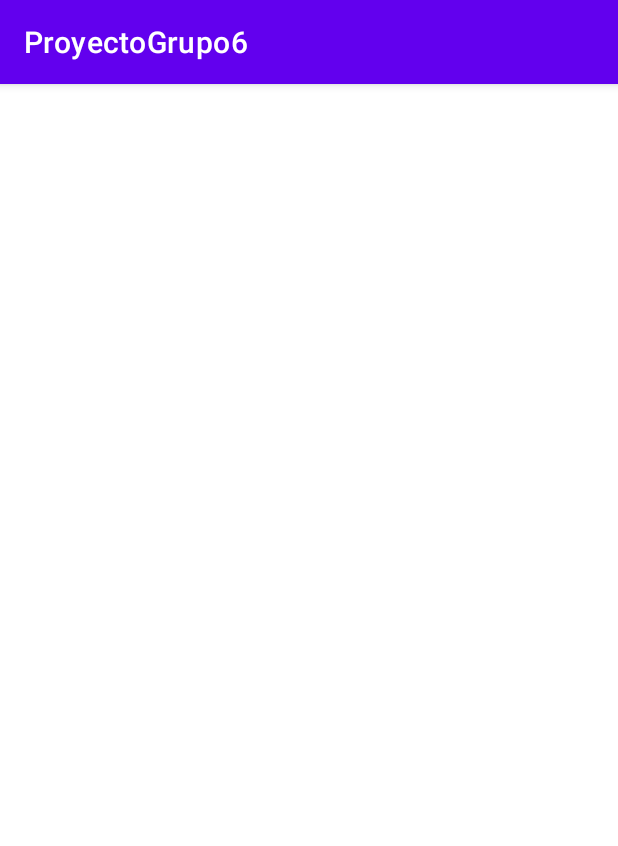
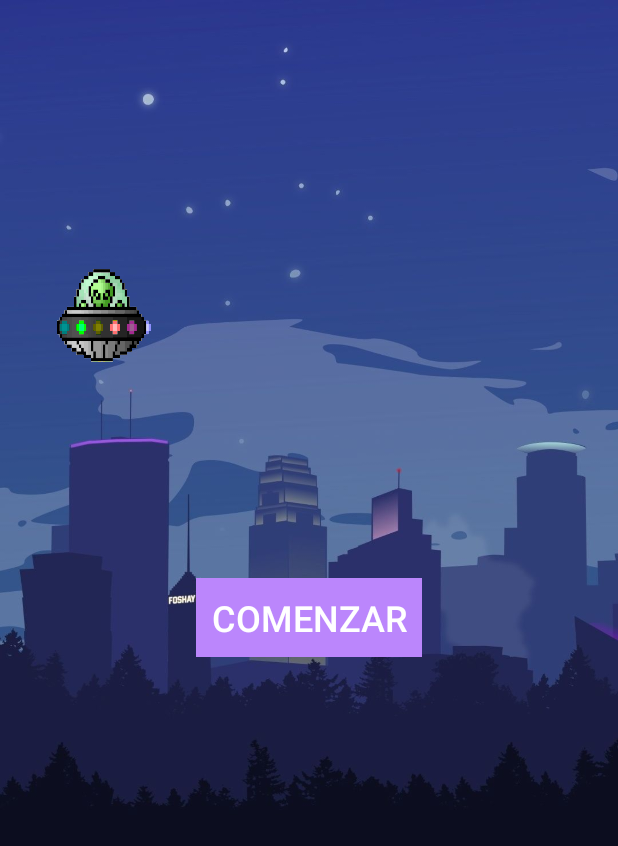
Before and after one commit to isinicolle/AndroidStudio_AppMiniGames, an Android app: the MainFlappy screen opened directly, with no data from a screen before it, on a phone screen of 412 x 824 dp. Shown: the top 846 px of the screen. Run offline under Robolectric (Android 15) with nearby library versions, the phone set to English and light mode, and no system bars.

Commit message:
Creación del flappyBird

```diff
--- a/ProyectoGrupo6/app/src/main/AndroidManifest.xml
+++ b/ProyectoGrupo6/app/src/main/AndroidManifest.xml
@@ -8,10 +8,10 @@
         android:label="@string/app_name"
         android:roundIcon="@mipmap/ic_launcher_round"
         android:supportsRtl="true"
-        android:theme="@style/Theme.ProyectoGrupo6">
+        android:theme="@style/Theme.AppCompat.NoActionBar">
         <activity
             android:name=".MainAhorcado"
-            android:exported="false" />
+            android:exported="true" />
         <activity
             android:name=".MainX0"
             android:exported="false" />
--- /dev/null
+++ b/ProyectoGrupo6/app/src/main/java/com/example/proyectogrupo6/BaseObject.java
@@ -0,0 +1,70 @@
+package com.example.proyectogrupo6;
+
+import android.graphics.Bitmap;
+import android.graphics.Rect;
+
+public class BaseObject {
+    protected float x, y;
+    protected int width, height;
+    protected Rect rect;
+    protected Bitmap bm;
+
+    public BaseObject(){
+
+    }
+
+    public BaseObject(float x, float y, int width, int height) {
+        this.x = x;
+        this.y = y;
+        this.width = width;
+        this.height = height;
+    }
+
+    public float getX() {
+        return x;
+    }
+
+    public void setX(float x) {
+        this.x = x;
+    }
+
+    public float getY() {
+        return y;
+    }
+
+    public void setY(float y) {
+        this.y = y;
+    }
+
+    public int getWidth() {
+        return width;
+    }
+
+    public void setWidth(int width) {
+        this.width = width;
+    }
+
+    public int getHeight() {
+        return height;
+    }
+
+    public void setHeight(int height) {
+        this.height = height;
+    }
+
+    public Bitmap getBm() {
+        return bm;
+    }
+
+    public void setBm(Bitmap bm) {
+        this.bm = bm;
+    }
+
+    public Rect getRect() {
+        return new Rect((int)this.x, (int)this.y, (int)this.x+this.width,(int)this.y+this.height);
+    }
+
+    public void setRect(Rect rect) {
+        this.rect = rect;
+    }
+}
--- /dev/null
+++ b/ProyectoGrupo6/app/src/main/java/com/example/proyectogrupo6/Bird.java
@@ -0,0 +1,84 @@
+package com.example.proyectogrupo6;
+
+import android.graphics.Bitmap;
+import android.graphics.Canvas;
+
+import java.util.ArrayList;
+
+public class Bird extends BaseObject{
+    private ArrayList<Bitmap> arrBms = new ArrayList<>();
+    private int count, vFlap, idCurrentBitmap;
+    private float drop;
+
+    public Bird(){
+        this.count = 0;
+        this.vFlap = 5;
+        this.idCurrentBitmap = 0;
+        this.drop = 0;
+    }
+
+    public void draw(Canvas canvas){
+        drop();
+        canvas.drawBitmap(this.getBm(), this.x, this.y, null);
+    }
+
+    public void drop(){
+        this.drop += 0.6;
+        this.y+=this.drop;
+    }
+
+    public ArrayList<Bitmap> getArrBms() {
+        return arrBms;
+    }
+
+    public void setArrBms(ArrayList<Bitmap> arrBms) {
+        this.arrBms = arrBms;
+        for (int i = 0; i < arrBms.size(); i++) {
+            this.arrBms.set(i, Bitmap.createScaledBitmap(this.arrBms.get(i), this.width, this.height, true));
+        }
+    }
+
+    @Override
+    public Bitmap getBm() {
+        count++;
+        if (this.count == this.vFlap){
+            for (int i = 0; i < arrBms.size(); i++){
+                if (i == arrBms.size()-1){
+                    this.idCurrentBitmap = 0;
+                    break;
+                }
+                else if(this.idCurrentBitmap == i){
+                    idCurrentBitmap = i+1;
+                    break;
+                }
+            }
+            count = 0;
+        }
+
+        /*if (this.drop < 0){
+            Matrix matrix = new Matrix();
+            matrix.postRotate(-25);
+            return Bitmap.createBitmap(arrBms.get(idCurrentBitmap), 0, 0, arrBms.get(idCurrentBitmap).getWidth(),arrBms.get(idCurrentBitmap).getHeight(), matrix, true);
+        }
+        else if (drop>=0){
+            Matrix matrix = new Matrix();
+            if (drop<70){
+                matrix.postRotate(-25+(drop*2));
+            }
+            else {
+                matrix.postRotate(45);
+            }
+            return Bitmap.createBitmap(arrBms.get(idCurrentBitmap), 0, 0, arrBms.get(idCurrentBitmap).getWidth(),arrBms.get(idCurrentBitmap).getHeight(), matrix, true);
+        }*/
+
+        return this.arrBms.get(idCurrentBitmap);
+    }
+
+    public float getDrop() {
+        return drop;
+    }
+
+    public void setDrop(float drop) {
+        this.drop = drop;
+    }
+}
--- /dev/null
+++ b/ProyectoGrupo6/app/src/main/java/com/example/proyectogrupo6/Constants.java
@@ -0,0 +1,6 @@
+package com.example.proyectogrupo6;
+
+public class Constants {
+    public static int SCREEN_WIDTH;
+    public static int SCREEN_HEIGHT;
+}
--- /dev/null
+++ b/ProyectoGrupo6/app/src/main/java/com/example/proyectogrupo6/GameView.java
@@ -0,0 +1,175 @@
+package com.example.proyectogrupo6;
+
+import android.content.Context;
+import android.content.SharedPreferences;
+import android.graphics.Bitmap;
+import android.graphics.BitmapFactory;
+import android.graphics.Canvas;
+import android.media.AudioAttributes;
+import android.media.AudioManager;
+import android.media.SoundPool;
+import android.os.Build;
+import android.os.Handler;
+import android.util.AttributeSet;
+import android.view.MotionEvent;
+import android.view.View;
+
+import androidx.annotation.Nullable;
+
+import java.util.ArrayList;
+
+public class GameView extends View {
+    private Bird bird;
+    private android.os.Handler handler;
+    private Runnable r;
+    private ArrayList<Pipe> arrPipes;
+    private int sumpipe, distances;
+    private int score, bestscore = 0;
+    private boolean start;
+    private Context context;
+    private int soundJump;
+    private float volume;
+    private boolean loadedsound;
+    private SoundPool soundPool;
+    public GameView(Context context, @Nullable AttributeSet attrs) {
+        super(context, attrs);
+        this.context = context;
+        SharedPreferences sp = context.getSharedPreferences("gamesetting", Context.MODE_PRIVATE);
+        if(sp!=null){
+            bestscore = sp.getInt("MEJOR PUNTUACIÓN", 0);
+        }
+        score = 0;
+        start = false;
+        initBird();
+        initPipe();
+        handler = new Handler();
+        r = new Runnable() {
+            @Override
+            public void run() {
+                invalidate();
+            }
+        };
+        if(Build.VERSION.SDK_INT>=21){
+            AudioAttributes audioAttributes = new AudioAttributes.Builder()
+                    .setUsage(AudioAttributes.USAGE_GAME)
+                    .setContentType(AudioAttributes.CONTENT_TYPE_SONIFICATION)
+                    .build();
+            SoundPool.Builder builder = new SoundPool.Builder();
+            builder.setAudioAttributes(audioAttributes).setMaxStreams(5);
+            this.soundPool = builder.build();
+        }else{
+            soundPool = new SoundPool(5, AudioManager.STREAM_MUSIC, 0);
+        }
+        this.soundPool.setOnLoadCompleteListener(new SoundPool.OnLoadCompleteListener() {
+            @Override
+            public void onLoadComplete(SoundPool soundPool, int sampleId, int status) {
+                loadedsound = true;
+            }
+        });
+        soundJump = this.soundPool.load(context, R.raw.jump_02,1);
+    }
+
+    private void initPipe() {
+        sumpipe = 5;
+        distances = 500 * Constants.SCREEN_HEIGHT/1920;
+        arrPipes = new ArrayList<>();
+        for (int i = 0; i < sumpipe; i++){
+            if(i < sumpipe/2){
+                this.arrPipes.add(new Pipe(Constants.SCREEN_WIDTH+i*((Constants.SCREEN_WIDTH+200*Constants.SCREEN_WIDTH/1880)/(sumpipe/2)),
+                        0, 250*Constants.SCREEN_WIDTH/1080, Constants.SCREEN_HEIGHT/2));
+                this.arrPipes.get(this.arrPipes.size()-1).setBm(BitmapFactory.decodeResource(this.getResources(), R.drawable.pipe2));
+                this.arrPipes.get(this.arrPipes.size()-1).randomY();
+            }
+            else{
+                this.arrPipes.add(new Pipe(this.arrPipes.get(i-sumpipe/2).getX(), this.arrPipes.get(i-sumpipe/2).getY()
+                        +this.arrPipes.get(i-sumpipe/2).getHeight() + this.distances, 250*Constants.SCREEN_WIDTH/1080, Constants.SCREEN_HEIGHT/2));
+                this.arrPipes.get(this.arrPipes.size()-1).setBm(BitmapFactory.decodeResource(this.getResources(), R.drawable.pipe1));
+            }
+        }
+    }
+
+    private void initBird() {
+        bird = new Bird();
+        bird.setWidth(165*Constants.SCREEN_WIDTH/1080);
+        bird.setHeight(145*Constants.SCREEN_HEIGHT/1920);
+        bird.setX(100*Constants.SCREEN_WIDTH/1080);
+        bird.setY(Constants.SCREEN_WIDTH/2-bird.getHeight()/2);
+        ArrayList<Bitmap> arrBms = new ArrayList<>();
+        arrBms.add(BitmapFactory.decodeResource(this.getResources(), R.drawable.bird1));
+        arrBms.add(BitmapFactory.decodeResource(this.getResources(), R.drawable.bird2));
+        bird.setArrBms(arrBms);
+    }
+
+    public void draw(Canvas canvas){
+        super.draw(canvas);
+        if(start){
+            bird.draw(canvas);
+            for (int i = 0; i < sumpipe; i++){
+                if(bird.getRect().intersect(arrPipes.get(i).getRect())||bird.getY()-bird.getHeight()<0||bird.getY()>Constants.SCREEN_HEIGHT){
+                    Pipe.speed = 0;
+                    MainFlappy.txt_score_over.setText(MainFlappy.txt_score.getText());
+                    MainFlappy.txt_best_score.setText("MEJOR PUNTUACIÓN: " + bestscore);
+                    MainFlappy.txt_score.setVisibility(INVISIBLE);
+                    MainFlappy.rl_game_over.setVisibility(VISIBLE);
+                }
+                if(this.bird.getX()+this.bird.getWidth()>arrPipes.get(i).getX()+arrPipes.get(i).getWidth()/2
+                        &&this.bird.getX()+this.bird.getWidth()<=arrPipes.get(i).getX()+arrPipes.get(i).getWidth()/2+Pipe.speed
+                        &&i<sumpipe/2){
+                    score++;
+                    if(score>bestscore){
+                        bestscore = score;
+                        SharedPreferences sp = context.getSharedPreferences("gamesetting", Context.MODE_PRIVATE);
+                        SharedPreferences.Editor editor = sp.edit();
+                        editor.putInt("MEJOR PUNTUACIÓN", bestscore);
+                        editor.apply();
+                    }
+                    MainFlappy.txt_score.setText(""+score);
+
+                }
+                if(this.arrPipes.get(i).getX() <- arrPipes.get(i).getWidth()){
+                    this.arrPipes.get(i).setX(Constants.SCREEN_WIDTH);
+                    if (i < sumpipe/2){
+                        arrPipes.get(i).randomY();
+                    }
+                    else{
+                        arrPipes.get(i).setY(this.arrPipes.get(i-sumpipe/2).getY()
+                                +this.arrPipes.get(i-sumpipe/2).getHeight() + this.distances);
+                    }
+                }
+                this.arrPipes.get(i).draw(canvas);
+            }
+        }else{
+            if(bird.getY()>Constants.SCREEN_HEIGHT/2){
+                bird.setDrop(-15*Constants.SCREEN_HEIGHT/1920);
+            }
+            bird.draw(canvas);
+        }
+        handler.postDelayed(r, 10);
+    }
+
+    @Override
+    public boolean onTouchEvent(MotionEvent event) {
+        if (event.getAction() == MotionEvent.ACTION_DOWN){
+            bird.setDrop(-15);
+            if(loadedsound){
+                int streamId = this.soundPool.play(this.soundJump, (float)0.5, (float)0.5,1,0,1f);
+            }
+        }
+
+        return true;
+    }
+
+    public boolean isStart() {
+        return start;
+    }
+
+    public void setStart(boolean start) {
+        this.start = start;
+    }
+    public void reset(){
+        MainFlappy.txt_score.setText("0");
+        score = 0;
+        initPipe();
+        initBird();
+    }
+}
--- a/ProyectoGrupo6/app/src/main/java/com/example/proyectogrupo6/MainFlappy.java
+++ b/ProyectoGrupo6/app/src/main/java/com/example/proyectogrupo6/MainFlappy.java
@@ -2,13 +2,69 @@ package com.example.proyectogrupo6;
 
 import androidx.appcompat.app.AppCompatActivity;
 
+import android.media.MediaPlayer;
 import android.os.Bundle;
+import android.util.DisplayMetrics;
+import android.view.View;
+import android.view.WindowManager;
+import android.widget.Button;
+import android.widget.RelativeLayout;
+import android.widget.TextView;
 
 public class MainFlappy extends AppCompatActivity {
+
+    public static TextView txt_score, txt_best_score, txt_score_over;
+    public static RelativeLayout rl_game_over;
+    public static Button btn_start;
+    private GameView gv;
+    private MediaPlayer mediaPlayer;
 
     @Override
     protected void onCreate(Bundle savedInstanceState) {
         super.onCreate(savedInstanceState);
+        this.getWindow().setFlags(WindowManager.LayoutParams.FLAG_FULLSCREEN, WindowManager.LayoutParams.FLAG_FULLSCREEN);
+        DisplayMetrics dm = new DisplayMetrics();
+        this.getWindowManager().getDefaultDisplay().getMetrics(dm);
+        Constants.SCREEN_WIDTH = dm.widthPixels;
+        Constants.SCREEN_HEIGHT = dm.heightPixels;
         setContentView(R.layout.activity_main_flappy);
+        txt_score = findViewById(R.id.txt_score);
+        txt_best_score = findViewById(R.id.txt_best_score);
+        txt_score_over = findViewById(R.id.txt_score_over);
+        rl_game_over = findViewById(R.id.rl_game_over);
+        btn_start = findViewById(R.id.btn_start);
+        gv = findViewById(R.id.gv);
+        btn_start.setOnClickListener(new View.OnClickListener() {
+            @Override
+            public void onClick(View v) {
+                gv.setStart(true);
+                txt_score.setVisibility(View.VISIBLE);
+                btn_start.setVisibility(View.INVISIBLE);
+            }
+        });
+        rl_game_over.setOnClickListener(new View.OnClickListener() {
+            @Override
+            public void onClick(View v) {
+                btn_start.setVisibility(View.VISIBLE);
+                rl_game_over.setVisibility(View.INVISIBLE);
+                gv.setStart(false);
+                gv.reset();
+            }
+        });
+        mediaPlayer = MediaPlayer.create(this, R.raw.sillychipsong);
+        mediaPlayer.setLooping(true);
+        mediaPlayer.start();
+    }
+
+    @Override
+    protected void onResume() {
+        super.onResume();
+        mediaPlayer.start();
+    }
+
+    @Override
+    protected void onPause() {
+        super.onPause();
+        mediaPlayer.pause();
     }
 }
--- /dev/null
+++ b/ProyectoGrupo6/app/src/main/java/com/example/proyectogrupo6/Pipe.java
@@ -0,0 +1,30 @@
+package com.example.proyectogrupo6;
+
+import android.graphics.Bitmap;
+import android.graphics.Canvas;
+
+import java.util.Random;
+
+public class Pipe extends BaseObject{
+    public static int speed;
+
+    public Pipe(float x, float y, int width, int height){
+        super(x, y, width, height);
+        speed = 10*Constants.SCREEN_WIDTH/1080;
+    }
+
+    public void draw(Canvas canvas){
+        this.x -= speed;
+        canvas.drawBitmap(this.bm, this.x, this.y, null);
+    }
+
+    public void randomY(){
+        Random r = new Random();
+        this.y = r.nextInt((0+this.height/4)+1)-this.height/4;
+    }
+
+    @Override
+    public void setBm(Bitmap bm) {
+        this.bm = Bitmap.createScaledBitmap(bm, width, height, true);
+    }
+}
--- a/ProyectoGrupo6/app/src/main/res/layout/activity_main_flappy.xml
+++ b/ProyectoGrupo6/app/src/main/res/layout/activity_main_flappy.xml
@@ -1,9 +1,80 @@
 <?xml version="1.0" encoding="utf-8"?>
-<androidx.constraintlayout.widget.ConstraintLayout xmlns:android="http://schemas.android.com/apk/res/android"
-    xmlns:app="http://schemas.android.com/apk/res-auto"
-    xmlns:tools="http://schemas.android.com/tools"
-    android:layout_width="match_parent"
+<RelativeLayout android:layout_width="match_parent"
     android:layout_height="match_parent"
-    tools:context=".MainFlappy">
+    android:background="@drawable/background"
+    xmlns:android="http://schemas.android.com/apk/res/android">
 
-</androidx.constraintlayout.widget.ConstraintLayout>
+    <com.example.proyectogrupo6.GameView
+        android:id="@+id/gv"
+        android:layout_width="match_parent"
+        android:layout_height="match_parent"/>
+
+    <TextView
+        android:id="@+id/txt_score"
+        android:layout_width="wrap_content"
+        android:layout_height="wrap_content"
+        android:layout_centerHorizontal="true"
+        android:layout_marginTop="10dp"
+        android:text="0"
+        android:textColor="@color/white"
+        android:textSize="50sp"
+        android:visibility="invisible" />
+
+    <Button
+        android:id="@+id/btn_start"
+        style="@style/Widget.AppCompat.Button.Borderless.Colored"
+        android:layout_width="wrap_content"
+        android:layout_height="wrap_content"
+        android:layout_centerInParent="true"
+        android:background="@color/purple_200"
+        android:padding="10dp"
+        android:text="COMENZAR"
+        android:textColor="@color/white"
+        android:textSize="24sp" />
+
+    <RelativeLayout
+        android:id="@+id/rl_game_over"
+        android:layout_width="match_parent"
+        android:layout_height="match_parent"
+        android:visibility="invisible">
+
+        <TextView
+            android:id="@+id/txt_game_over"
+            android:layout_width="wrap_content"
+            android:layout_height="wrap_content"
+            android:layout_centerInParent="true"
+            android:text="¡HAS PERDIDO!"
+            android:textColor="@color/purple_200"
+            android:textSize="34sp" />
+
+        <TextView
+            android:id="@+id/txt_score_over"
+            android:layout_width="wrap_content"
+            android:layout_height="wrap_content"
+            android:layout_centerHorizontal="true"
+            android:layout_marginTop="20dp"
+            android:text="0"
+            android:textColor="@color/white"
+            android:textSize="100sp" />
+
+        <TextView
+            android:id="@+id/txt_best_score"
+            android:layout_width="wrap_content"
+            android:layout_height="wrap_content"
+            android:layout_below="@+id/txt_score_over"
+            android:layout_centerHorizontal="true"
+            android:layout_marginTop="30dp"
+            android:text="MEJOR PUNTUACIÓN: 0"
+            android:textSize="20sp" />
+
+        <TextView
+            android:layout_width="wrap_content"
+            android:layout_height="wrap_content"
+            android:layout_below="@+id/txt_game_over"
+            android:layout_centerHorizontal="true"
+            android:layout_marginTop="20dp"
+            android:text="Toca la pantalla para continuar"
+            android:textColor="@color/white"
+            android:textSize="20sp" />
+    </RelativeLayout>
+</RelativeLayout>
```
Also changed, not shown: ProyectoGrupo6/app/src/main/res/drawable/background.png (added), ProyectoGrupo6/app/src/main/res/drawable/bird1.png (added), ProyectoGrupo6/app/src/main/res/drawable/bird2.png (added), ProyectoGrupo6/app/src/main/res/drawable/pipe1.png (added), ProyectoGrupo6/app/src/main/res/drawable/pipe2.png (added), 2 other files.
